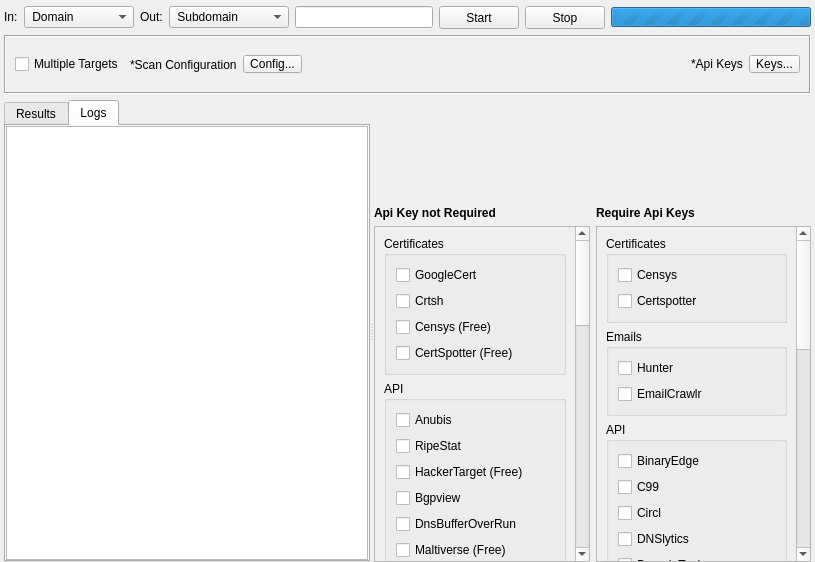
Before: the Qt Designer form sub3suite/src/engines/osint/Osint.ui in 3nock/OTE, drawn with Qt 5.
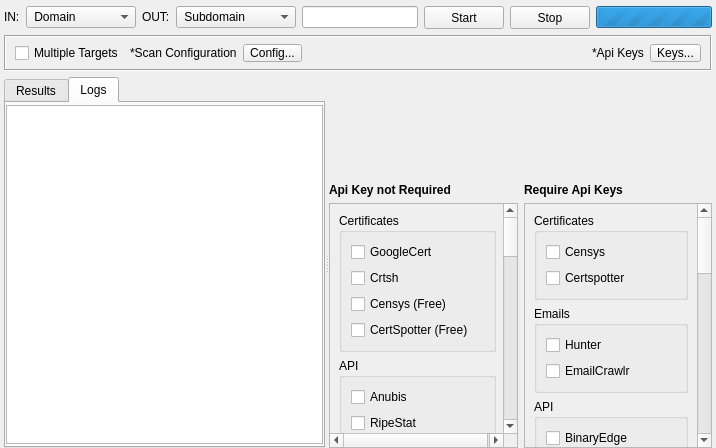
After: the same form once the commit is applied. The open tabs and pages were chosen to show the change. Custom widgets are drawn as their Qt base class.

Commit message: refactored osint engine

```diff
--- a/sub3suite/src/engines/osint/Osint.ui
+++ b/sub3suite/src/engines/osint/Osint.ui
@@ -6,8 +6,8 @@
    <rect>
     <x>0</x>
     <y>0</y>
-    <width>815</width>
-    <height>562</height>
+    <width>716</width>
+    <height>448</height>
    </rect>
   </property>
   <property name="windowTitle">
@@ -46,7 +46,7 @@
         </font>
        </property>
        <property name="text">
-        <string>In:</string>
+        <string>IN:</string>
        </property>
       </widget>
      </item>
@@ -116,7 +116,7 @@
         </font>
        </property>
        <property name="text">
-        <string>Out:</string>
+        <string>OUT:</string>
        </property>
       </widget>
      </item>
@@ -255,14 +255,14 @@
       <widget class="QProgressBar" name="progressBar">
        <property name="minimumSize">
         <size>
-         <width>200</width>
-         <height>20</height>
+         <width>0</width>
+         <height>0</height>
         </size>
        </property>
        <property name="maximumSize">
         <size>
-         <width>200</width>
-         <height>20</height>
+         <width>16777215</width>
+         <height>16777215</height>
         </size>
        </property>
        <property name="styleSheet">
@@ -657,13 +657,13 @@
          <number>0</number>
         </property>
         <property name="topMargin">
-         <number>0</number>
+         <number>2</number>
         </property>
         <property name="rightMargin">
          <number>0</number>
         </property>
         <property name="bottomMargin">
-         <number>0</number>
+         <number>2</number>
         </property>
         <item>
          <widget class="QPlainTextEdit" name="plainTextEditLogs">
@@ -759,7 +759,7 @@
                <rect>
                 <x>0</x>
                 <y>0</y>
-                <width>178</width>
+                <width>159</width>
                 <height>1057</height>
                </rect>
               </property>
@@ -1173,7 +1173,7 @@
                <rect>
                 <x>0</x>
                 <y>0</y>
-                <width>177</width>
+                <width>152</width>
                 <height>830</height>
                </rect>
               </property>
```
The commit also changes 41 other files.
